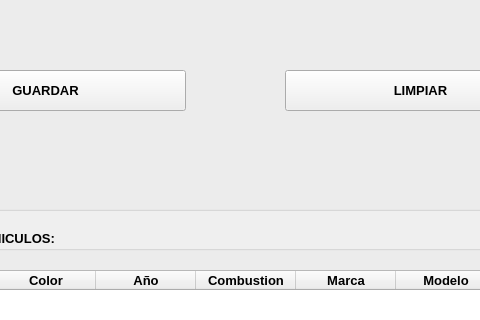
The window that appVehiculos/view/fmvehiculo.ui (Alonsobox/Proyecto-ProgramacionObj) describes before a commit, drawn with Qt 5; both pictures show x 145 to 625 and y 260 to 580 of the 826 by 759 pixel window.
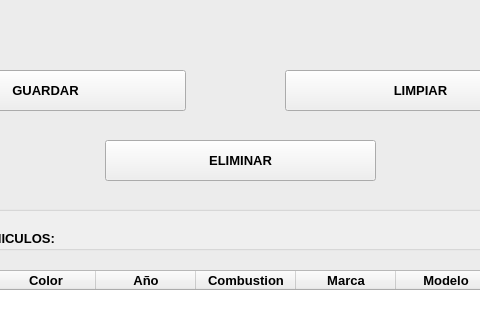
The same window after the commit.

Commit message: Agregamos el votor eliminar a la ventana de Vehiculo

```diff
--- a/appVehiculos/view/fmvehiculo.ui
+++ b/appVehiculos/view/fmvehiculo.ui
@@ -210,6 +210,19 @@
       </rect>
      </property>
     </widget>
+    <widget class="QPushButton" name="btnEliminar">
+     <property name="geometry">
+      <rect>
+       <x>240</x>
+       <y>330</y>
+       <width>271</width>
+       <height>41</height>
+      </rect>
+     </property>
+     <property name="text">
+      <string>ELIMINAR</string>
+     </property>
+    </widget>
    </widget>
    <widget class="QLabel" name="label">
     <property name="geometry">
```
The commit also changes 4 other files.
